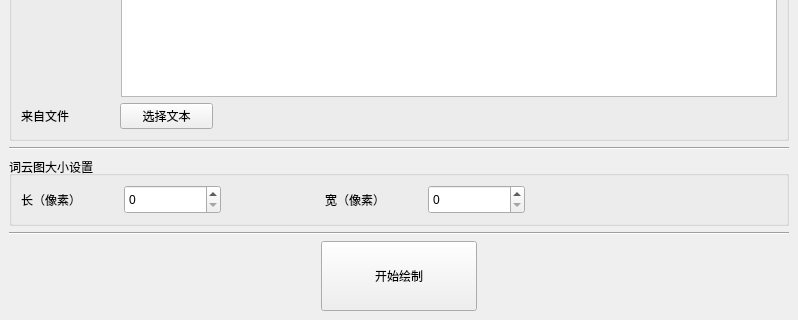
Before: the Qt Designer form resources/Text.ui in CFRFREE/WordCloud, drawn with Qt 5; both pictures show x 0 to 798 and y 429 to 749 of the 798 by 749 pixel window.
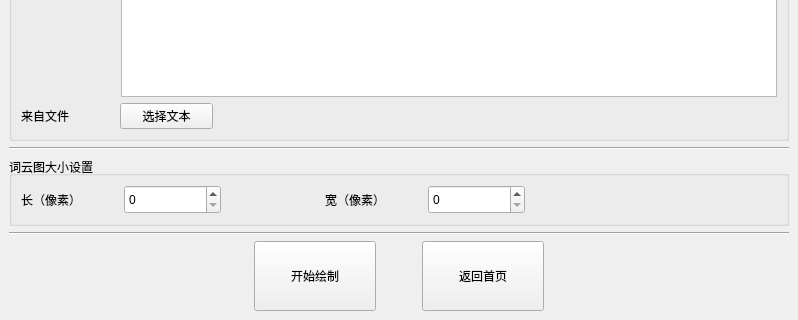
After: the same form once the commit is applied.

```diff
--- a/resources/Text.ui
+++ b/resources/Text.ui
@@ -204,7 +204,7 @@
      </widget>
     </item>
     <item>
-     <layout class="QHBoxLayout" name="horizontalLayout_5" stretch="2,1,2">
+     <layout class="QHBoxLayout" name="horizontalLayout_5" stretch="2,1,0,1,2">
       <item>
        <spacer name="horizontalSpacer">
         <property name="orientation">
@@ -231,6 +231,32 @@
         </property>
        </widget>
       </item>
+      <item>
+       <spacer name="horizontalSpacer_5">
+        <property name="orientation">
+         <enum>Qt::Horizontal</enum>
+        </property>
+        <property name="sizeHint" stdset="0">
+         <size>
+          <width>40</width>
+          <height>20</height>
+         </size>
+        </property>
+       </spacer>
+      </item>
+      <item>
+       <widget class="QPushButton" name="ButtonBack">
+        <property name="sizePolicy">
+         <sizepolicy hsizetype="Preferred" vsizetype="Preferred">
+          <horstretch>0</horstretch>
+          <verstretch>0</verstretch>
+         </sizepolicy>
+        </property>
+        <property name="text">
+         <string>返回首页</string>
+        </property>
+       </widget>
+      </item>
       <item>
        <spacer name="horizontalSpacer_2">
         <property name="orientation">
```
